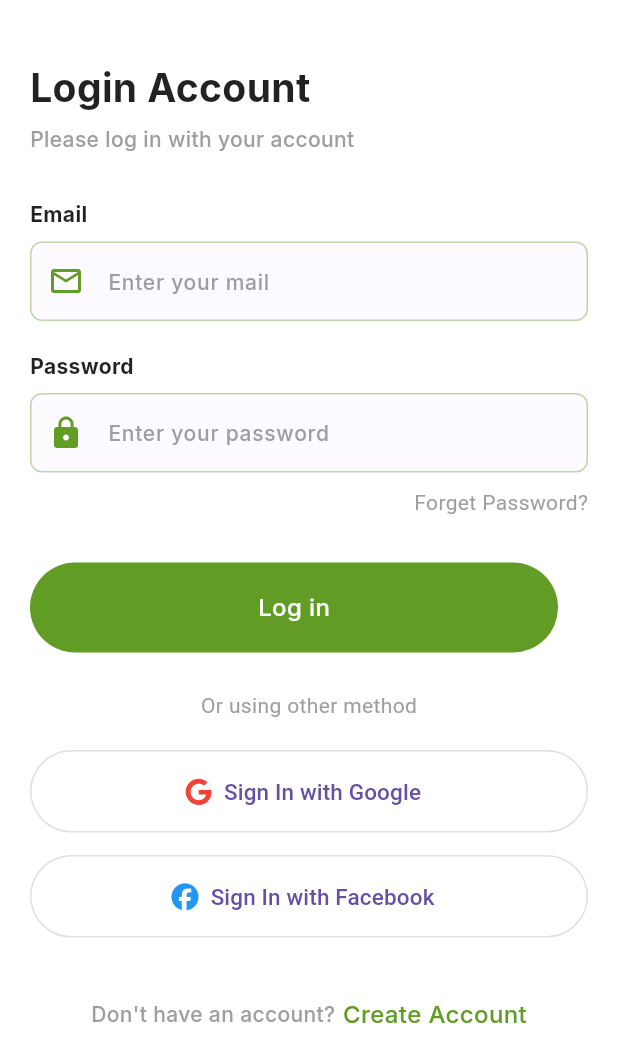
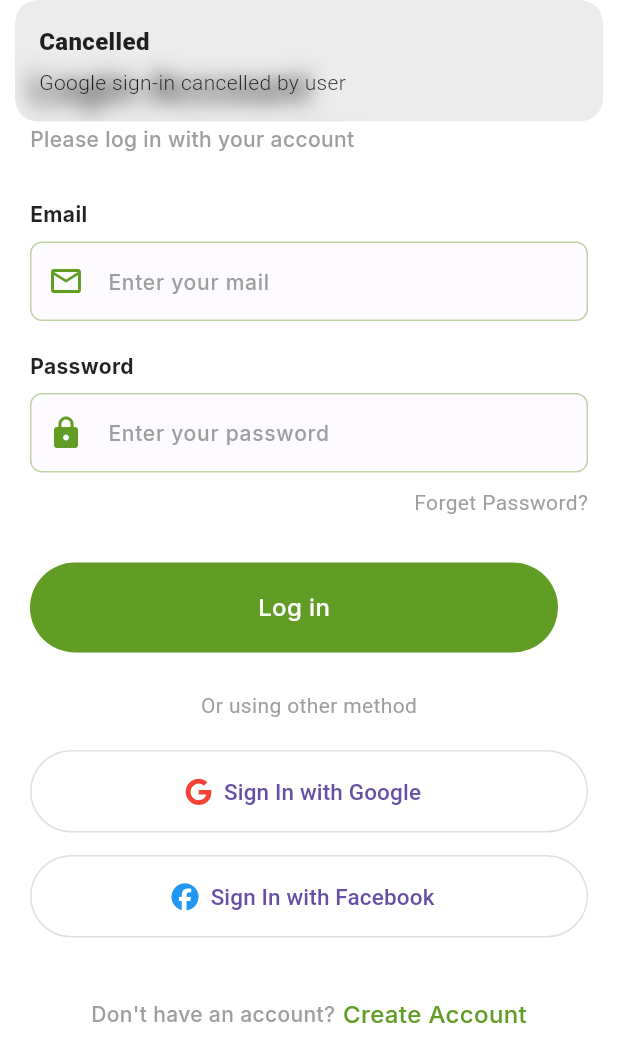
Before and after one commit to Shaown292/oyato_food, a Flutter app: the screen it shows after launch, after a tap on "Sign In with Google", on a phone screen of 412 x 824 dp. Shown: the top 1062 px of the screen. Run offline on Flutter 3.47's test engine with Material 3 defaults, Android fonts, the phone set to English and light mode, and no system bars; our stand-ins replace carousel_slider, firebase_auth, firebase_core, font_awesome_flutter, get, google_fonts and 3 more; missing offline and left inert: webview_flutter_android, webview_flutter_wkwebview; accounts and stored records are empty.

Commit message:
FIX:google sign in issue

```diff
--- a/lib/app/modules/log_in/controllers/log_in_controller.dart
+++ b/lib/app/modules/log_in/controllers/log_in_controller.dart
@@ -1,5 +1,197 @@
+// import 'dart:convert';
+//
+// import 'package:firebase_auth/firebase_auth.dart';
+// import 'package:flutter/cupertino.dart';
+// import 'package:get/get.dart';
+// import 'package:google_sign_in/google_sign_in.dart';
+// import 'package:http/http.dart' as http;
+// import 'package:oyato_food/app/api_service/api_provider.dart';
+// import 'package:oyato_food/app/global_controller/global_controller.dart';
+// import 'package:oyato_food/app/routes/app_pages.dart';
+//
+// class LogInController extends GetxController {
+//   TextEditingController emailController = TextEditingController();
+//   TextEditingController passwordController = TextEditingController();
+//   final ApiProvider _apiProvider = ApiProvider();
+//   GlobalController globalController = Get.find<GlobalController>();
+//
+//   RxBool isLoading = false.obs;
+//   // responseData and errorMessage are kept for future use if needed, but not used in the existing logic.
+//   RxString responseData = "".obs;
+//   RxString errorMessage = "".obs;
+//
+//   RxString status = ''.obs;
+//
+//
+//   // FIX: Initialize GoogleSignIn within the GetX lifecycle to ensure it's done at the correct time.
+//   // ===================================
+//   // SignInWithGoogle Service
+//   // ===================================
+//
+//   // Service For GoogleSignIn
+//   final FirebaseAuth _auth = FirebaseAuth.instance;
+//
+//   // Initialize GoogleSignIn properly
+//   final GoogleSignIn _googleSignIn = GoogleSignIn.instance;
+//
+//   static bool isInitialize = false;
+//
+//   Future<void> initSignIn() async {
+//     if (!isInitialize) {
+//       await _googleSignIn.initialize(
+//         serverClientId:
+//         'YourServerClientID',
+//       );
+//       isInitialize = true;
+//     }
+//   }
+//
+//   Future<UserCredential?> signInWithGoogle() async {
+//     try {
+//       await initSignIn();
+//
+//       // Authenticate with the new API
+//       final GoogleSignInAccount googleUser = await _googleSignIn.authenticate();
+//
+//       // final GoogleSignInAccount? googleUser = await _googleSignIn.signIn();
+//       final GoogleSignInAuthentication googleAuth = googleUser.authentication;
+//       final String? idToken = googleAuth.idToken;
+//
+//       debugPrint("ID TOKEN ==========> $idToken");
+//
+//       // Get tokens using authorizationClient
+//       final authorization = await googleUser.authorizationClient
+//           .authorizationForScopes(['email', 'profile']);
+//
+//       // final idToken = googleUser.authentication.idToken;
+//       final accessToken = authorization?.accessToken;
+//
+//       if (accessToken == null) {
+//         throw FirebaseAuthException(
+//             code: "ERROR_MISSING_ACCESS_TOKEN",
+//             message: "Google access token is null");
+//       }
+//
+//       final credential = GoogleAuthProvider.credential(
+//         accessToken: accessToken,
+//         idToken: idToken,
+//       );
+//
+//       final userCredential = await _auth.signInWithCredential(credential);
+//
+//       final user = userCredential.user;
+//       if (user != null) {
+//         debugPrint("Firebase Login Success: ${user.email}");
+//         await _loginWithFirebaseToAPI(user);
+//       }
+//       debugPrint(user.toString());
+//       return userCredential;
+//     } catch (e) {
+//       debugPrint('Error: $e');
+//       rethrow;
+//     }
+//   }
+//
+//   Future<void> signOut() async {
+//     await _googleSignIn.signOut();
+//     await _auth.signOut();
+//   }
+//   // ===============================
+//   // SEND FIREBASE USER TO BACKEND
+//   // ===============================
+//   Future<void> _loginWithFirebaseToAPI(User user) async {
+//     try {
+//       final idToken = await user.getIdToken();
+//
+//       final response = await http.post(
+//         Uri.parse("${_apiProvider.baseUrl}/api/user-auth.php"),
+//         headers: {"Content-Type": "application/json"},
+//         body: jsonEncode({
+//           "login-user": "true",
+//           "accesstoken": idToken,
+//           "signin-type" : "200",
+//           "account-type" : "1",
+//           "gettoken": "0123456789"
+//         }),
+//       );
+//
+//       final data = jsonDecode(response.body);
+//       status.value = data["status"] ?? "";
+//       print("My Token ${idToken}");
+//
+//       if (response.statusCode == 200 && status.value == "success") {
+//         final userId = data["response"]["userid"];
+//         globalController.setValue(userId);
+//         Get.offAllNamed(Routes.DASHBOARD);
+//         Get.snackbar("Success", "Logged in successfully");
+//       } else {
+//         Get.snackbar("Login Failed", data["message"] ?? "Firebase login failed on API side");
+//       }
+//     } catch (e) {
+//       Get.snackbar("Error", "API error after Firebase login: $e");
+//     }
+//   }
+//   User? getCurrentUser() => _auth.currentUser;
+//
+//
+//
+//   Future<void> login({
+//     required String email,
+//     required String password,
+//   }) async {
+//     isLoading.value = true;
+//
+//     try {
+//       final response = await http.post(
+//         Uri.parse("${_apiProvider.baseUrl}/api/user-auth.php"),
+//         headers: {"Content-Type": "application/json"},
+//         body: jsonEncode({
+//           "email": email,
+//           "password": password,
+//           "signin-type": "100",
+//           "gettoken": "0123456789",
+//           "login-user": "true"
+//
+//         }),
+//       );
+//
+//       if (response.statusCode == 200 || response.statusCode == 201) {
+//         final  Map<String, dynamic> data = jsonDecode(response.body);
+//         status.value = data["status"] ?? '';
+//
+//         if( status.value  == "success" ){
+//           debugPrint(const JsonEncoder.withIndent('  ').convert(data));
+//
+//           // Assuming setValue stores the UserId globally
+//           final userId = data["response"]["userid"];
+//           globalController.setValue(userId);
+//           debugPrint("UserId : ${globalController.userId}");
+//
+//           emailController.clear();
+//           passwordController.clear();
+//
+//           // Use Get.offAllNamed for navigation after a successful login
+//           Get.offAllNamed(Routes.DASHBOARD);
+//         }
+//
+//         debugPrint("API Login Status: ${status.value}");
+//         Get.snackbar(status.value, data["response"]["message"] ?? "Login completed", snackPosition: SnackPosition.BOTTOM);
+//
+//       } else {
+//         // Handle non-200 status codes
+//         final error = jsonDecode(response.body);
+//         Get.snackbar("Error", error["message"] ?? "Something went wrong during API login.", snackPosition: SnackPosition.BOTTOM);
+//       }
+//     } catch (e) {
+//       // Handle network or JSON decoding errors
+//       Get.snackbar("Error", "Network error or failed to process response: $e", snackPosition: SnackPosition.BOTTOM);
+//     } finally {
+//       isLoading.value = false;
+//     }
+//   }
+// }
+
 import 'dart:convert';
-
 import 'package:firebase_auth/firebase_auth.dart';
 import 'package:flutter/cupertino.dart';
 import 'package:get/get.dart';
@@ -10,131 +202,25 @@ import 'package:oyato_food/app/global_controller/global_controller.dart';
 import 'package:oyato_food/app/routes/app_pages.dart';
 
 class LogInController extends GetxController {
-  TextEditingController emailController = TextEditingController();
-  TextEditingController passwordController = TextEditingController();
+  // =========================
+  // VARIABLES
+  // =========================
+  final TextEditingController emailController = TextEditingController();
+  final TextEditingController passwordController = TextEditingController();
+
   final ApiProvider _apiProvider = ApiProvider();
-  GlobalController globalController = Get.find<GlobalController>();
+  final GlobalController globalController = Get.find<GlobalController>();
 
-  RxBool isLoading = false.obs;
-  // responseData and errorMessage are kept for future use if needed, but not used in the existing logic.
-  RxString responseData = "".obs;
-  RxString errorMessage = "".obs;
+  final FirebaseAuth _auth = FirebaseAuth.instance;
+  final GoogleSignIn _googleSignIn = GoogleSignIn();
 
-  RxString status = ''.obs;
+  final RxBool isLoading = false.obs;
+  final RxString status = ''.obs;
+  final RxString errorMessage = ''.obs;
 
-
-  // FIX: Initialize GoogleSignIn within the GetX lifecycle to ensure it's done at the correct time.
-  // ===================================
-  // SignInWithGoogle Service
-  // ===================================
-
-  // Service For GoogleSignIn
-  final FirebaseAuth _auth = FirebaseAuth.instance;
-
-  // Initialize GoogleSignIn properly
-  final GoogleSignIn _googleSignIn = GoogleSignIn.instance;
-
-  static bool isInitialize = false;
-
-  Future<void> initSignIn() async {
-    if (!isInitialize) {
-      await _googleSignIn.initialize(
-        serverClientId:
-        'YourServerClientID',
-      );
-      isInitialize = true;
-    }
-  }
-
-  Future<UserCredential?> signInWithGoogle() async {
-    try {
-      await initSignIn();
-
-      // Authenticate with the new API
-      final GoogleSignInAccount googleUser = await _googleSignIn.authenticate();
-
-      // final GoogleSignInAccount? googleUser = await _googleSignIn.signIn();
-      final GoogleSignInAuthentication googleAuth = googleUser.authentication;
-      final String? idToken = googleAuth.idToken;
-
-      debugPrint("ID TOKEN ==========> $idToken");
-
-      // Get tokens using authorizationClient
-      final authorization = await googleUser.authorizationClient
-          .authorizationForScopes(['email', 'profile']);
-
-      // final idToken = googleUser.authentication.idToken;
-      final accessToken = authorization?.accessToken;
-
-      if (accessToken == null) {
-        throw FirebaseAuthException(
-            code: "ERROR_MISSING_ACCESS_TOKEN",
-            message: "Google access token is null");
-      }
-
-      final credential = GoogleAuthProvider.credential(
-        accessToken: accessToken,
-        idToken: idToken,
-      );
-
-      final userCredential = await _auth.signInWithCredential(credential);
-
-      final user = userCredential.user;
-      if (user != null) {
-        debugPrint("Firebase Login Success: ${user.email}");
-        await _loginWithFirebaseToAPI(user);
-      }
-      debugPrint(user.toString());
-      return userCredential;
-    } catch (e) {
-      debugPrint('Error: $e');
-      rethrow;
-    }
-  }
-
-  Future<void> signOut() async {
-    await _googleSignIn.signOut();
-    await _auth.signOut();
-  }
-  // ===============================
-  // SEND FIREBASE USER TO BACKEND
-  // ===============================
-  Future<void> _loginWithFirebaseToAPI(User user) async {
-    try {
-      final idToken = await user.getIdToken();
-
-      final response = await http.post(
-        Uri.parse("${_apiProvider.baseUrl}/api/user-auth.php"),
-        headers: {"Content-Type": "application/json"},
-        body: jsonEncode({
-          "login-user": "true",
-          "accesstoken": idToken,
-          "signin-type" : "200",
-          "account-type" : "1",
-          "gettoken": "0123456789"
-        }),
-      );
-
-      final data = jsonDecode(response.body);
-      status.value = data["status"] ?? "";
-      print("My Token ${idToken}");
-
-      if (response.statusCode == 200 && status.value == "success") {
-        final userId = data["response"]["userid"];
-        globalController.setValue(userId);
-        Get.offAllNamed(Routes.DASHBOARD);
-        Get.snackbar("Success", "Logged in successfully");
-      } else {
-        Get.snackbar("Login Failed", data["message"] ?? "Firebase login failed on API side");
-      }
-    } catch (e) {
-      Get.snackbar("Error", "API error after Firebase login: $e");
-    }
-  }
-  User? getCurrentUser() => _auth.currentUser;
-
-
-
+  // =========================
+  // MANUAL LOGIN
+  // =========================
   Future<void> login({
     required String email,
     required String password,
@@ -148,45 +234,123 @@ class LogInController extends GetxController {
         body: jsonEncode({
           "email": email,
           "password": password,
-          "signin-type": "100",
+          "signin-type": "100", // Manual login type
           "gettoken": "0123456789",
           "login-user": "true"
-
         }),
       );
 
-      if (response.statusCode == 200 || response.statusCode == 201) {
-        final  Map<String, dynamic> data = jsonDecode(response.body);
-        status.value = data["status"] ?? '';
+      final data = jsonDecode(response.body);
+      status.value = data["status"] ?? "";
 
-        if( status.value  == "success" ){
-          debugPrint(const JsonEncoder.withIndent('  ').convert(data));
+      if (response.statusCode == 200 && status.value == "success") {
+        final userId = data["response"]["userid"];
+        globalController.setValue(userId);
 
-          // Assuming setValue stores the UserId globally
-          final userId = data["response"]["userid"];
-          globalController.setValue(userId);
-          debugPrint("UserId : ${globalController.userId}");
+        emailController.clear();
+        passwordController.clear();
 
-          emailController.clear();
-          passwordController.clear();
-
-          // Use Get.offAllNamed for navigation after a successful login
-          Get.offAllNamed(Routes.DASHBOARD);
-        }
-
-        debugPrint("API Login Status: ${status.value}");
-        Get.snackbar(status.value, data["response"]["message"] ?? "Login completed", snackPosition: SnackPosition.BOTTOM);
-
+        Get.offAllNamed(Routes.DASHBOARD);
+        Get.snackbar("Success", data["response"]["message"] ?? "Login successful");
       } else {
-        // Handle non-200 status codes
-        final error = jsonDecode(response.body);
-        Get.snackbar("Error", error["message"] ?? "Something went wrong during API login.", snackPosition: SnackPosition.BOTTOM);
+        Get.snackbar("Login Failed", data["message"] ?? "Invalid credentials");
       }
     } catch (e) {
-      // Handle network or JSON decoding errors
-      Get.snackbar("Error", "Network error or failed to process response: $e", snackPosition: SnackPosition.BOTTOM);
+      Get.snackbar("Error", "Network error: $e");
     } finally {
       isLoading.value = false;
     }
   }
+
+  // =========================
+  // GOOGLE SIGN-IN + FIREBASE
+  // =========================
+  Future<UserCredential?> signInWithGoogle() async {
+    try {
+
+      // Begin sign in process
+      final GoogleSignInAccount? googleUser = await _googleSignIn.signIn();
+
+      if (googleUser == null) {
+        Get.snackbar("Cancelled", "Google sign-in cancelled by user");
+        return null;
+      }
+
+      // Get Google auth details
+      final GoogleSignInAuthentication googleAuth =
+      await googleUser.authentication;
+
+      final credential = GoogleAuthProvider.credential(
+        accessToken: googleAuth.accessToken,
+        idToken: googleAuth.idToken,
+      );
+
+      // Sign in with Firebase
+      final UserCredential userCredential =
+      await _auth.signInWithCredential(credential);
+
+      final User? user = userCredential.user;
+      if (user != null) {
+        debugPrint("Firebase Login Success: ${user.email}");
+        await _loginWithFirebaseToAPI(user);
+      }
+
+      return userCredential;
+    } catch (e) {
+      debugPrint("Google Sign-In Error: $e");
+      Get.snackbar("Error", "Failed to sign in with Google: $e");
+      return null;
+    }
+  }
+
+  // =========================
+  // SEND FIREBASE USER TO BACKEND
+  // =========================
+  Future<void> _loginWithFirebaseToAPI(User user) async {
+    try {
+      final idToken = await user.getIdToken();
+
+      final response = await http.post(
+        Uri.parse("${_apiProvider.baseUrl}/api/user-auth.php"),
+        headers: {"Content-Type": "application/json"},
+        body: jsonEncode({
+          "login-user": "true",
+          "accesstoken": idToken,
+          "signin-type": "200", // Firebase login type
+          "account-type": "1",
+          "gettoken": "0123456789"
+        }),
+      );
+
+      final data = jsonDecode(response.body);
+      status.value = data["status"] ?? "";
+
+      if (response.statusCode == 200 && status.value == "success") {
+        final userId = data["response"]["userid"];
+        globalController.setValue(userId);
+        Get.offAllNamed(Routes.DASHBOARD);
+        Get.snackbar("Success", "Logged in successfully");
+      } else {
+        Get.snackbar("API Login Failed",
+            data["message"] ?? "Firebase login failed on API side");
+      }
+    } catch (e) {
+      Get.snackbar("Error", "API error after Firebase login: $e");
+    }
+  }
+
+  // =========================
+  // SIGN OUT (GOOGLE + FIREBASE)
+  // =========================
+  Future<void> signOut() async {
+    await _googleSignIn.disconnect();
+    await _googleSignIn.signOut();
+    await _auth.signOut();
+    Get.snackbar("Logged Out", "You have been signed out successfully");
+  }
+
+  // =========================
+  // HELPER
+  // =========================
+  User? getCurrentUser() => _auth.currentUser;
 }
--- a/lib/app/modules/log_in/views/log_in_view.dart
+++ b/lib/app/modules/log_in/views/log_in_view.dart
@@ -163,7 +163,8 @@ class LogInView extends GetView<LogInController> {
                     "Sign In with Facebook",
                     style: TextStyle(fontSize: 15, fontWeight: FontWeight.w500),
                   ),
-                  onPressed: () {},
+                  onPressed: () {
+                  },
                 ),
               ),
               SizedBox(height: 40,),
--- a/pubspec.yaml
+++ b/pubspec.yaml
@@ -45,7 +45,7 @@ dependencies:
   webview_flutter_wkwebview: ^3.16.0
   firebase_core: ^4.2.0
   firebase_auth: ^6.0.0
-  google_sign_in: ^7.1.1
+  google_sign_in: ^6.2.2
   sign_in_with_apple: ^7.0.1
 dev_dependencies:
   flutter_test:
```
Also changed, not shown: pubspec.lock, 2 other files.
